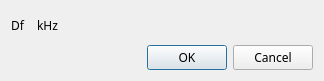
Old version of the form sdrbase/gui/transverterdialog.ui in the repository f4exb/sdrangel.
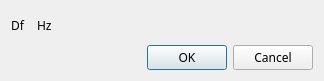
New version of the form. Custom widgets are drawn as their Qt base class.

Commit message: Transverter button: set in Hz units

Patch:
```diff
--- a/sdrbase/gui/transverterdialog.ui
+++ b/sdrbase/gui/transverterdialog.ui
@@ -66,7 +66,7 @@
        <item>
         <widget class="QLabel" name="deltaFrequencyUnits">
          <property name="text">
-          <string>kHz</string>
+          <string>Hz</string>
          </property>
         </widget>
        </item>
```
Left out of the diff: 2 changed lines with no effect on the pictures. The commit also changes 2 other files.
